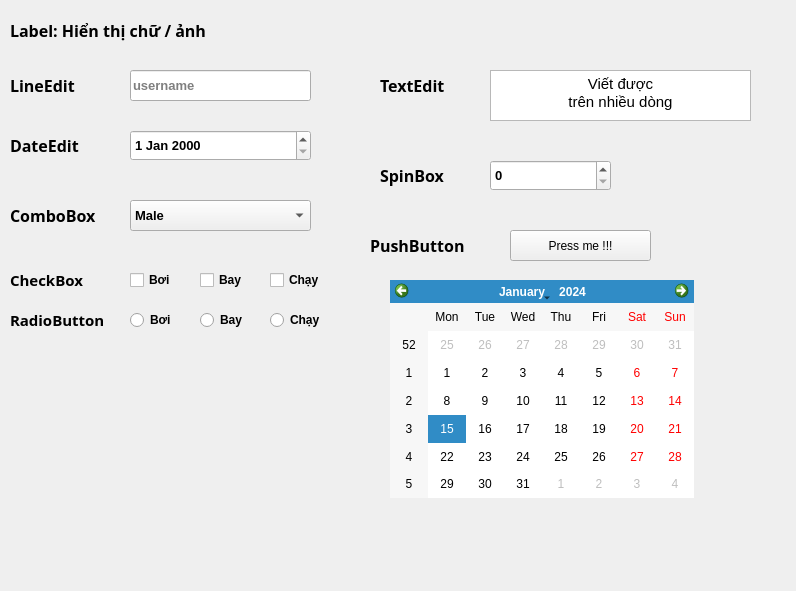
Old version of the form Lesson4/lesson4.ui in the repository trungsliver/MK-C4K-PTA22.
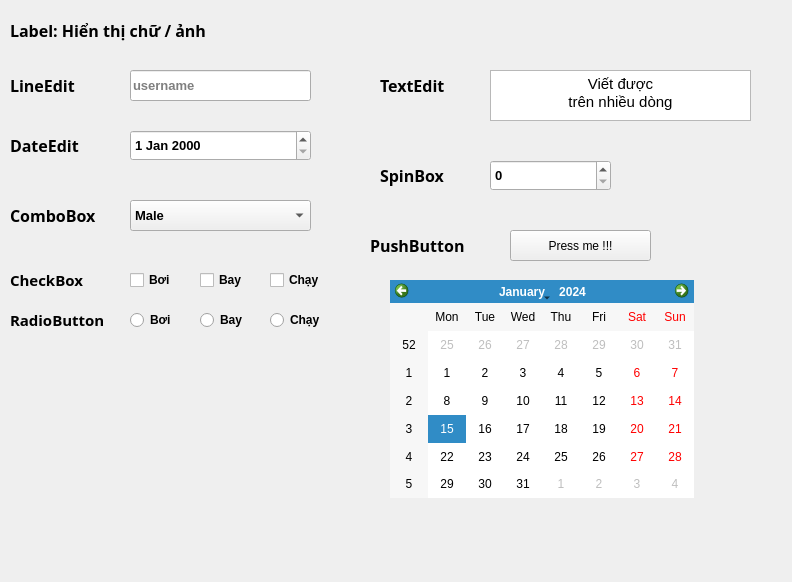
New version of the form.

What changed in the file:
```diff
--- a/Lesson4/lesson4.ui
+++ b/Lesson4/lesson4.ui
@@ -6,8 +6,8 @@
    <rect>
     <x>0</x>
     <y>0</y>
-    <width>796</width>
-    <height>591</height>
+    <width>792</width>
+    <height>582</height>
    </rect>
   </property>
   <property name="windowTitle">
```
Left out of the diff: 3 changed lines with no effect on the pictures.
